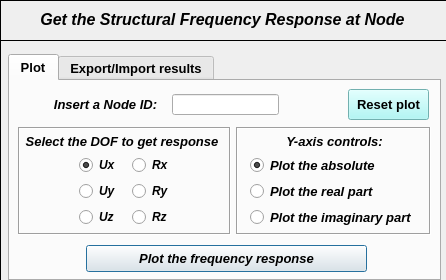
Qt form pulse/uix/user_input/ui/plotStructuralFrequencyResponseInput.ui (open-pulse/OpenPulse) before a commit.
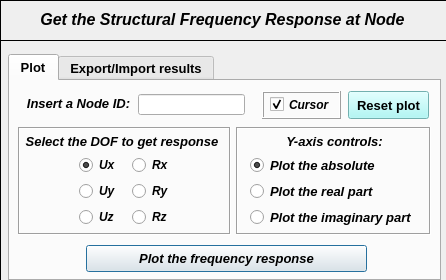
The same form after that commit. The open tabs and pages were chosen to show the change. Icons and pictures are not drawn.

Commit message: Structural: validated code

The edit to the form file:
```diff
--- a/pulse/uix/user_input/ui/plotStructuralFrequencyResponseInput.ui
+++ b/pulse/uix/user_input/ui/plotStructuralFrequencyResponseInput.ui
@@ -179,53 +179,10 @@
         <string>Plot the frequency response</string>
        </property>
       </widget>
-      <widget class="QWidget" name="verticalLayoutWidget">
-       <property name="geometry">
-        <rect>
-         <x>32</x>
-         <y>12</y>
-         <width>127</width>
-         <height>23</height>
-        </rect>
-       </property>
-       <layout class="QVBoxLayout" name="verticalLayout">
-        <item>
-         <widget class="QLabel" name="label_2">
-          <property name="minimumSize">
-           <size>
-            <width>0</width>
-            <height>21</height>
-           </size>
-          </property>
-          <property name="maximumSize">
-           <size>
-            <width>16777215</width>
-            <height>21</height>
-           </size>
-          </property>
-          <property name="font">
-           <font>
-            <family>Arial</family>
-            <pointsize>10</pointsize>
-            <weight>75</weight>
-            <italic>true</italic>
-            <bold>true</bold>
-           </font>
-          </property>
-          <property name="text">
-           <string>Insert a Node ID:</string>
-          </property>
-          <property name="alignment">
-           <set>Qt::AlignCenter</set>
-          </property>
-         </widget>
-        </item>
-       </layout>
-      </widget>
       <widget class="QWidget" name="verticalLayoutWidget_2">
        <property name="geometry">
         <rect>
-         <x>162</x>
+         <x>128</x>
          <y>12</y>
          <width>107</width>
          <height>23</height>
@@ -269,9 +226,9 @@
        <property name="geometry">
         <rect>
          <x>338</x>
-         <y>8</y>
+         <y>10</y>
          <width>81</width>
-         <height>31</height>
+         <height>28</height>
         </rect>
        </property>
        <property name="font">
@@ -723,6 +680,102 @@
         </layout>
        </widget>
       </widget>
+      <widget class="QFrame" name="frame_6">
+       <property name="geometry">
+        <rect>
+         <x>252</x>
+         <y>10</y>
+         <width>79</width>
+         <height>28</height>
+        </rect>
+       </property>
+       <property name="minimumSize">
+        <size>
+         <width>0</width>
+         <height>28</height>
+        </size>
+       </property>
+       <property name="maximumSize">
+        <size>
+         <width>16777215</width>
+         <height>29</height>
+        </size>
+       </property>
+       <property name="sizeIncrement">
+        <size>
+         <width>0</width>
+         <height>110</height>
+        </size>
+       </property>
+       <property name="frameShape">
+        <enum>QFrame::Box</enum>
+       </property>
+       <property name="frameShadow">
+        <enum>QFrame::Raised</enum>
+       </property>
+       <widget class="QCheckBox" name="checkBox_cursor">
+        <property name="geometry">
+         <rect>
+          <x>8</x>
+          <y>4</y>
+          <width>67</width>
+          <height>19</height>
+         </rect>
+        </property>
+        <property name="font">
+         <font>
+          <family>Arial</family>
+          <pointsize>9</pointsize>
+          <weight>75</weight>
+          <italic>true</italic>
+          <bold>true</bold>
+         </font>
+        </property>
+        <property name="text">
+         <string>Cursor</string>
+        </property>
+        <property name="checked">
+         <bool>true</bool>
+        </property>
+       </widget>
+      </widget>
+      <widget class="QLabel" name="label_2">
+       <property name="geometry">
+        <rect>
+         <x>12</x>
+         <y>12</y>
+         <width>113</width>
+         <height>21</height>
+        </rect>
+       </property>
+       <property name="minimumSize">
+        <size>
+         <width>0</width>
+         <height>21</height>
+        </size>
+       </property>
+       <property name="maximumSize">
+        <size>
+         <width>16777215</width>
+         <height>21</height>
+        </size>
+       </property>
+       <property name="font">
+        <font>
+         <family>Arial</family>
+         <pointsize>10</pointsize>
+         <weight>75</weight>
+         <italic>true</italic>
+         <bold>true</bold>
+        </font>
+       </property>
+       <property name="text">
+        <string>Insert a Node ID:</string>
+       </property>
+       <property name="alignment">
+        <set>Qt::AlignCenter</set>
+       </property>
+      </widget>
      </widget>
      <widget class="QWidget" name="tab_export_import">
       <attribute name="title">
```
Left out of the diff: 58 changed lines with no effect on the pictures. The commit also changes 23 other files.
